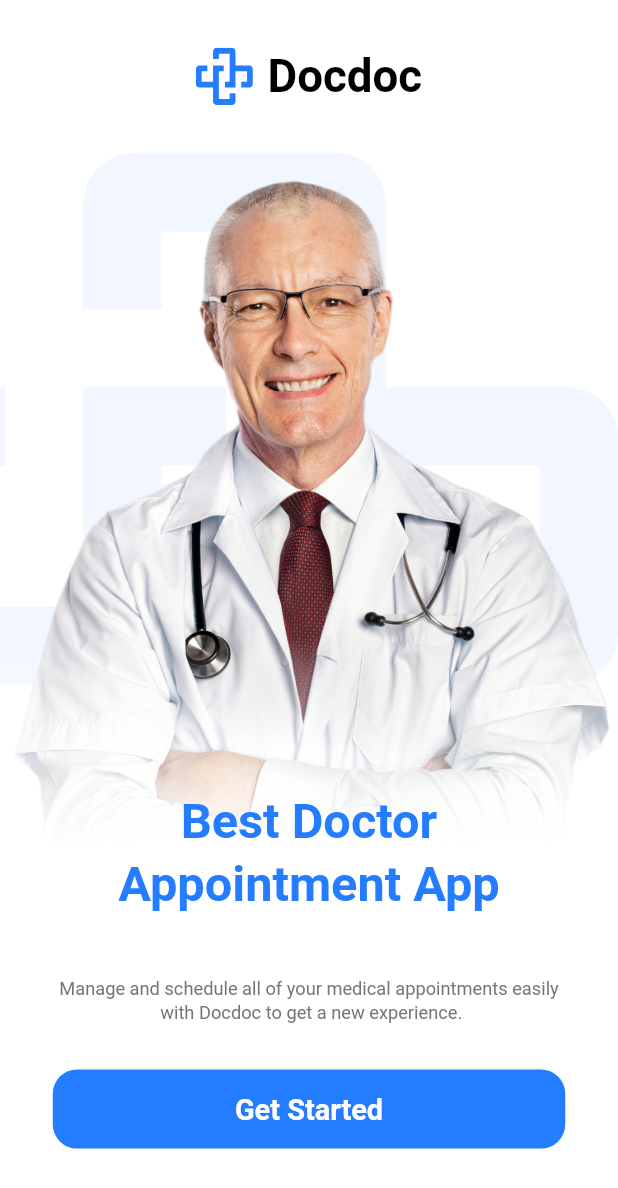
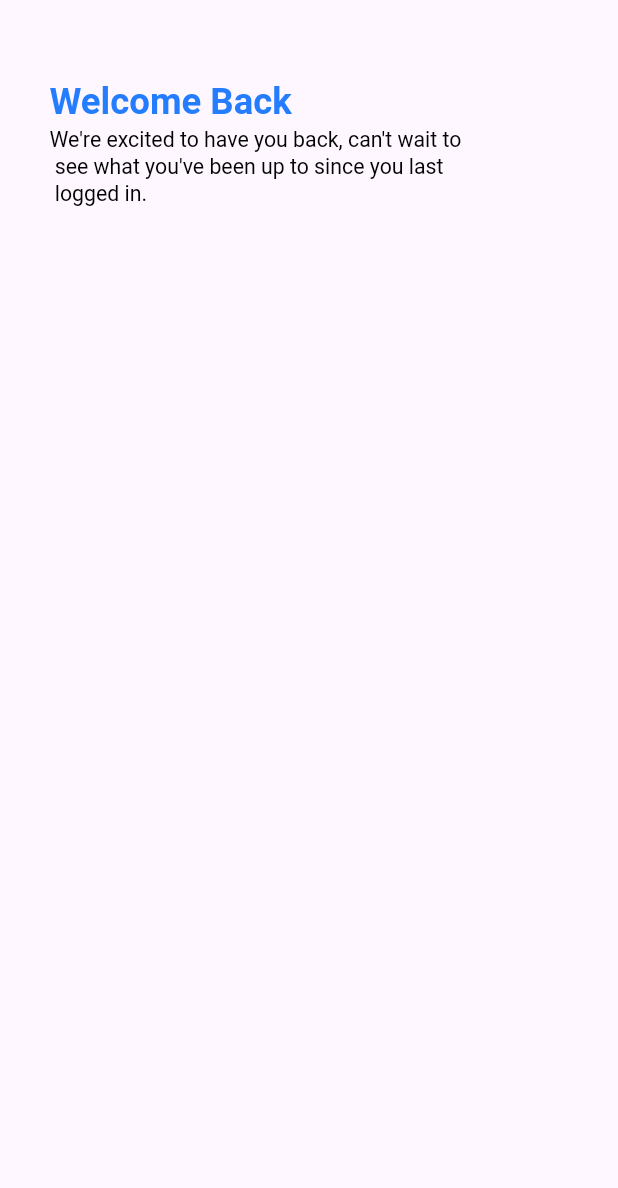
Before and after one commit to AhmedOkasha0/DocApp, a Flutter app: the screen it shows after launch, after a tap on "Get Started", on a phone screen of 412 x 824 dp. Shown: the top 1188 px of the screen. Run offline on Flutter 3.47's test engine with Material 3 defaults, Android fonts, the phone set to English and light mode, and no system bars; our stand-ins replace flutter_screenutil, flutter_svg, gap.

Commit message:
add custom text form field and start login screen

```diff
--- a/lib/core/routes/app_router.dart
+++ b/lib/core/routes/app_router.dart
@@ -1,4 +1,5 @@
 import 'package:doc_app/core/routes/routes.dart';
+import 'package:doc_app/features/auth/presentation/screens/login_screen.dart';
 import 'package:doc_app/features/on_boarding/presentation/screen/on_boarding.dart';
 import 'package:flutter/material.dart';
 
@@ -12,6 +13,8 @@ class AppRouter {
         switch (settings.name) {
           case Routes.initScreen:
             return const OnBoardingScreen();
+          case Routes.login:
+            return const LoginScreen();
 
           default:
             return NoRouteScreen(routeName: settings.name!);
--- /dev/null
+++ b/lib/features/auth/presentation/screens/login_screen.dart
@@ -0,0 +1,46 @@
+import 'package:doc_app/core/common/widgets/custom_input_field.dart';
+import 'package:doc_app/core/themes/color.dart';
+import 'package:doc_app/core/themes/styles.dart';
+import 'package:flutter/material.dart';
+import 'package:flutter_screenutil/flutter_screenutil.dart';
+import 'package:gap/gap.dart';
+
+class LoginScreen extends StatelessWidget {
+  const LoginScreen({super.key});
+
+  @override
+  Widget build(BuildContext context) {
+    return Scaffold(
+      body: SafeArea(
+        child: Padding(
+          padding: EdgeInsets.only(
+            left: 30.w,
+            right: 30.w,
+            top: 50.h,
+          ),
+          child: Column(
+            crossAxisAlignment: CrossAxisAlignment.start,
+            children: [
+              Text(
+                "Welcome Back",
+                style: AppStyles.textStyle(
+                    size: 24,
+                    weight: FontWeight.w700,
+                    color: AppColors.c247CFF),
+              ),
+              Text(
+                "We're excited to have you back, can't wait to \n see what you've been up to since you last \n logged in.",
+                style: AppStyles.textStyle(
+                  size: 14,
+                ),
+                textAlign: TextAlign.start,
+              ),
+              Gap(30.h),
+              // const InputFormField()
+            ],
+          ),
+        ),
+      ),
+    );
+  }
+}
--- a/lib/features/on_boarding/presentation/screen/on_boarding.dart
+++ b/lib/features/on_boarding/presentation/screen/on_boarding.dart
@@ -1,8 +1,8 @@
-
 import 'dart:ui';
 
 import 'package:doc_app/core/common/widgets/custom_buttom.dart';
 import 'package:doc_app/core/constatns/images.dart';
+import 'package:doc_app/core/routes/routes.dart';
 import 'package:doc_app/core/themes/color.dart';
 import 'package:doc_app/core/themes/styles.dart';
 import 'package:doc_app/features/on_boarding/presentation/widgets/doctor_image_widget.dart';
@@ -10,7 +10,6 @@ import 'package:flutter/material.dart';
 import 'package:flutter_screenutil/flutter_screenutil.dart';
 import 'package:flutter_svg/flutter_svg.dart';
 import 'package:gap/gap.dart';
-
 
 class OnBoardingScreen extends StatelessWidget {
   const OnBoardingScreen({super.key});
@@ -21,36 +20,40 @@ class OnBoardingScreen extends StatelessWidget {
       backgroundColor: Colors.white,
       body: SafeArea(
         child: Padding(
-          padding:  EdgeInsets.only(top:30.h ),
-          child:  Column(
+          padding: EdgeInsets.only(top: 30.h),
+          child: Column(
             children: [
               Row(
                 mainAxisAlignment: MainAxisAlignment.center,
                 children: [
                   SvgPicture.asset(ImageConstants.docLogo),
                   Gap(8.w),
-                  Text("Docdoc",style: AppStyles.textStyle(
-                    size: 30,
-                    color: Colors.black,
-                    weight: FontWeight.w700
-                  ),),
-
+                  Text(
+                    "Docdoc",
+                    style: AppStyles.textStyle(
+                        size: 30, color: Colors.black, weight: FontWeight.w700),
+                  ),
                 ],
-
               ),
               Gap(30.h),
               const DoctorImage(),
               Gap(10.h),
-              Text("Manage and schedule all of your medical appointments easily\n with Docdoc to get a new experience.",style: AppStyles.textStyle(
-                size: 12,
-                color: AppColors.c757575,
+              Text(
+                "Manage and schedule all of your medical appointments easily\n with Docdoc to get a new experience.",
+                style: AppStyles.textStyle(
+                  size: 12,
+                  color: AppColors.c757575,
+                ),
+                textAlign: TextAlign.center,
               ),
-              textAlign: TextAlign.center,),
               Gap(30.h),
-              CustomButton(label: "Get Started", onTap: (){},
-              height: 52,
-              width: 311,
-
+              CustomButton(
+                label: "Get Started",
+                onTap: () {
+                  Navigator.pushNamed(context, Routes.login);
+                },
+                height: 52,
+                width: 311,
               )
             ],
           ),
```
Also changed, not shown: lib/core/common/widgets/custom_input_field.dart (added, +215 -0 lines), lib/features/on_boarding/presentation/widgets/doctor_image_widget.dart (+5 -2 lines).
